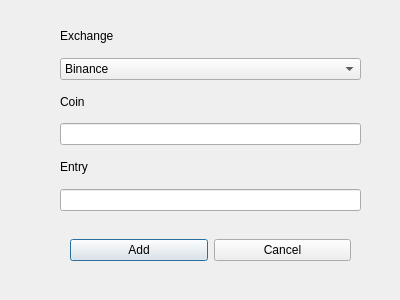
Above: layout/dialog.ui from alexvobo/SimpleCoinTracker before the change. Below: the same form after it.
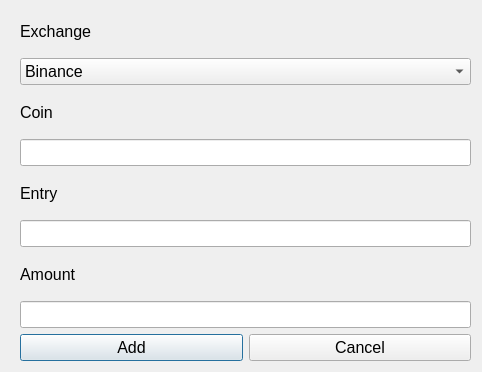
That is the form after the change.

Commit message: Added AMOUNT field, cleaned up UI some more added bitcoin symbol

```diff
--- a/layout/dialog.ui
+++ b/layout/dialog.ui
@@ -6,25 +6,49 @@
    <rect>
     <x>0</x>
     <y>0</y>
-    <width>400</width>
-    <height>300</height>
+    <width>482</width>
+    <height>372</height>
    </rect>
   </property>
+  <property name="minimumSize">
+   <size>
+    <width>482</width>
+    <height>372</height>
+   </size>
+  </property>
+  <property name="maximumSize">
+   <size>
+    <width>482</width>
+    <height>372</height>
+   </size>
+  </property>
   <property name="windowTitle">
    <string>Dialog</string>
   </property>
-  <widget class="QWidget" name="horizontalLayoutWidget">
+  <widget class="QWidget" name="">
    <property name="geometry">
     <rect>
-     <x>70</x>
-     <y>230</y>
-     <width>281</width>
-     <height>41</height>
+     <x>20</x>
+     <y>10</y>
+     <width>451</width>
+     <height>351</height>
     </rect>
    </property>
+   <property name="font">
+    <font>
+     <pointsize>12</pointsize>
+    </font>
+   </property>
+   <layout class="QGridLayout" name="gridLayout">
+    <item row="1" column="0">
    <layout class="QHBoxLayout" name="horizontalLayout">
     <item>
      <widget class="QPushButton" name="add">
+        <property name="font">
+         <font>
+          <pointsize>12</pointsize>
+         </font>
+        </property>
       <property name="text">
        <string>Add</string>
       </property>
@@ -38,6 +62,11 @@
     </item>
     <item>
      <widget class="QPushButton" name="cancel">
+        <property name="font">
+         <font>
+          <pointsize>12</pointsize>
+         </font>
+        </property>
       <property name="text">
        <string>Cancel</string>
       </property>
@@ -47,19 +76,16 @@
      </widget>
     </item>
    </layout>
-  </widget>
-  <widget class="QWidget" name="">
-   <property name="geometry">
-    <rect>
-     <x>60</x>
-     <y>20</y>
-     <width>301</width>
-     <height>191</height>
-    </rect>
-   </property>
+    </item>
+    <item row="0" column="0">
    <layout class="QVBoxLayout" name="verticalLayout">
     <item>
      <widget class="QLabel" name="label_2">
+        <property name="font">
+         <font>
+          <pointsize>12</pointsize>
+         </font>
+        </property>
       <property name="text">
        <string>Exchange</string>
       </property>
@@ -67,6 +93,11 @@
     </item>
     <item>
      <widget class="QComboBox" name="exchange_select">
+        <property name="font">
+         <font>
+          <pointsize>12</pointsize>
+         </font>
+        </property>
       <property name="editable">
        <bool>false</bool>
       </property>
@@ -90,6 +121,11 @@
     </item>
     <item>
      <widget class="QLabel" name="label">
+        <property name="font">
+         <font>
+          <pointsize>12</pointsize>
+         </font>
+        </property>
       <property name="text">
        <string>Coin</string>
       </property>
@@ -97,6 +133,11 @@
     </item>
     <item>
      <widget class="QLineEdit" name="coin_name">
+        <property name="font">
+         <font>
+          <pointsize>12</pointsize>
+         </font>
+        </property>
       <property name="alignment">
        <set>Qt::AlignCenter</set>
       </property>
@@ -104,6 +145,11 @@
     </item>
     <item>
      <widget class="QLabel" name="label_3">
+        <property name="font">
+         <font>
+          <pointsize>12</pointsize>
+         </font>
+        </property>
       <property name="text">
        <string>Entry</string>
       </property>
@@ -111,10 +157,41 @@
     </item>
     <item>
      <widget class="QLineEdit" name="entry_price">
+        <property name="font">
+         <font>
+          <pointsize>12</pointsize>
+         </font>
+        </property>
       <property name="alignment">
        <set>Qt::AlignCenter</set>
       </property>
      </widget>
+      </item>
+      <item>
+       <widget class="QLabel" name="label_4">
+        <property name="font">
+         <font>
+          <pointsize>12</pointsize>
+         </font>
+        </property>
+        <property name="text">
+         <string>Amount</string>
+        </property>
+       </widget>
+      </item>
+      <item>
+       <widget class="QLineEdit" name="lineEdit">
+        <property name="font">
+         <font>
+          <pointsize>12</pointsize>
+         </font>
+        </property>
+        <property name="alignment">
+         <set>Qt::AlignCenter</set>
+        </property>
+       </widget>
+      </item>
+     </layout>
     </item>
    </layout>
   </widget>
```
Lines whose indentation alone changed are shown as unchanged. The commit also changes 3 other files.
